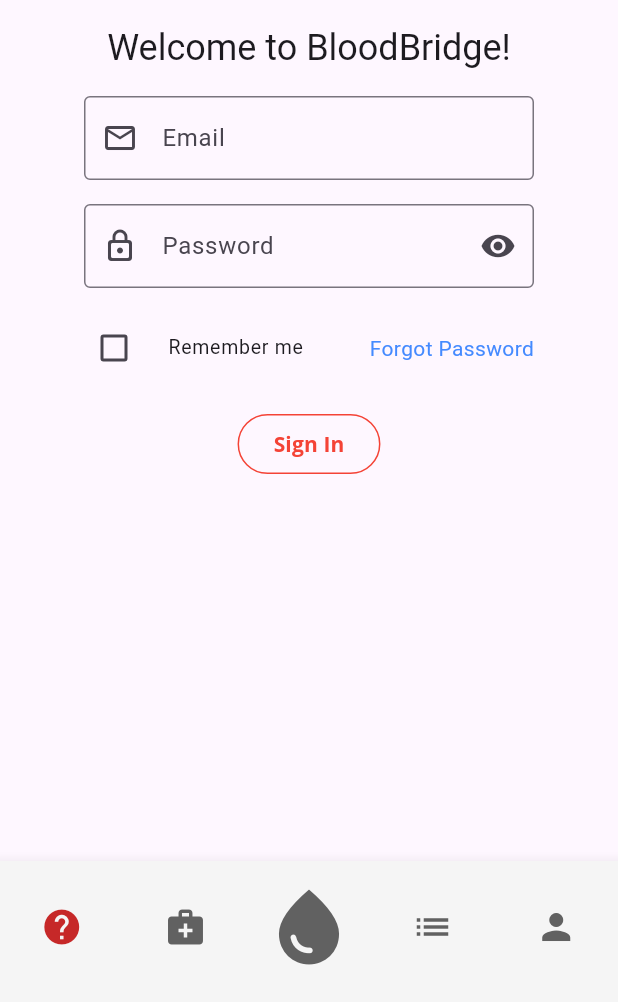
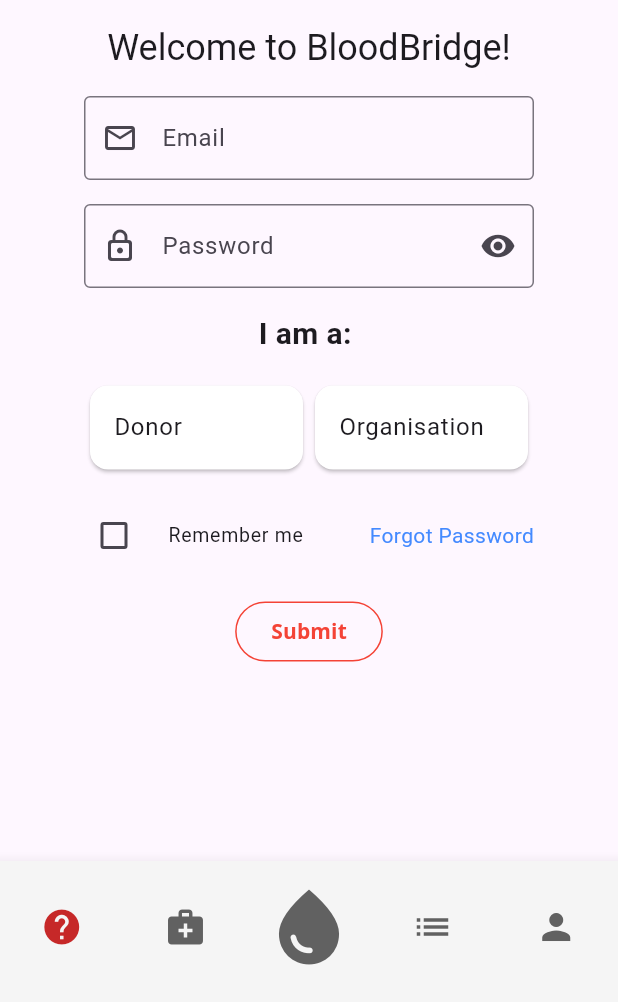
Before and after one commit to rohraharjas/gdsc_solutions-1, a Flutter app: the screen it shows after launch, on a phone screen of 412 x 824 dp, the part 234-1236 px from its top. Run offline on Flutter 3.47's test engine with Material 3 defaults, Android fonts, the phone set to English and light mode, and no system bars; our stand-ins replace firebase_auth, firebase_core, google_fonts; accounts and stored records are empty.

Commit message:
Update authenticate.dart

```diff
--- a/lib/Screens/authenticate/authenticate.dart
+++ b/lib/Screens/authenticate/authenticate.dart
@@ -79,6 +79,8 @@
 class __FormContentState extends State<_FormContent> {
   bool _isPasswordVisible = false;
   bool _rememberMe = false;
+  bool _isFirstCardRed = false;
+  bool _isSecondCardRed = false;
 
   final GlobalKey<FormState> _formKey = GlobalKey<FormState>();
 
@@ -94,19 +96,7 @@
           children: [
             TextFormField(
               validator: (value) {
-                // add email validation
-                if (value == null || value.isEmpty) {
-                  return 'Please enter some text';
-                }
-
-                bool emailValid = RegExp(
-                        r"^[a-zA-Z0-9.a-zA-Z0-9.!#$%&'*+-/=?^_`{|}~]+@[a-zA-Z0-9]+\.[a-zA-Z]+")
-                    .hasMatch(value);
-                if (!emailValid) {
-                  return 'Please enter a valid email';
-                }
-
-                return null;
+                // Validation logic
               },
               decoration: const InputDecoration(
                 labelText: 'Email',
@@ -118,14 +108,7 @@
             _gap(),
             TextFormField(
               validator: (value) {
-                if (value == null || value.isEmpty) {
-                  return 'Please enter some text';
-                }
-
-                if (value.length < 6) {
-                  return 'Password must be at least 6 characters';
-                }
-                return null;
+                // Validation logic
               },
               obscureText: !_isPasswordVisible,
               decoration: InputDecoration(
@@ -142,7 +125,53 @@
                       _isPasswordVisible = !_isPasswordVisible;
                     });
                   },
-                  )),
+                ),
+              ),
+            ),
+            _gap(),
+            const Text(
+              "I am a: ",
+              style: TextStyle(fontSize: 20, fontWeight: FontWeight.bold),
+            ),
+            _gap(),
+            Row(
+              mainAxisAlignment: MainAxisAlignment.spaceAround,
+              children: <Widget>[
+                Flexible(
+                  child: GestureDetector(
+                    onTap: () {
+                      setState(() {
+                        _isFirstCardRed = true;
+                        _isSecondCardRed = false;
+                      });
+                    },
+                    child: Card(
+                      color:
+                          _isFirstCardRed ? Colors.red.shade500 : Colors.white,
+                      child: const ListTile(
+                        title: Text('Donor'),
+                      ),
+                    ),
+                  ),
+                ),
+                Flexible(
+                  child: GestureDetector(
+                    onTap: () {
+                      setState(() {
+                        _isFirstCardRed = false;
+                        _isSecondCardRed = true;
+                      });
+                    },
+                    child: Card(
+                      color:
+                          _isSecondCardRed ? Colors.red.shade500 : Colors.white,
+                      child: const ListTile(
+                        title: Text('Organisation'),
+                      ),
+                    ),
+                  ),
+                ),
+              ],
             ),
             _gap(),
             Row(
@@ -151,10 +180,11 @@
                   child: CheckboxListTile(
                     value: _rememberMe,
                     onChanged: (value) {
-                      if (value == null) return;
+                      if (value != null) {
                         setState(() {
                           _rememberMe = value;
                         });
+                      }
                     },
                     title: const Text('Remember me'),
                     controlAffinity: ListTileControlAffinity.leading,
@@ -180,7 +210,7 @@
             ),
             _gap(),
             AppTextButton(
-              text: "Sign In",
+              text: "Submit",
               height: 100.0,
               width: double.infinity,
               onpressed: () {},
```
Lines whose indentation alone changed are shown as unchanged.
